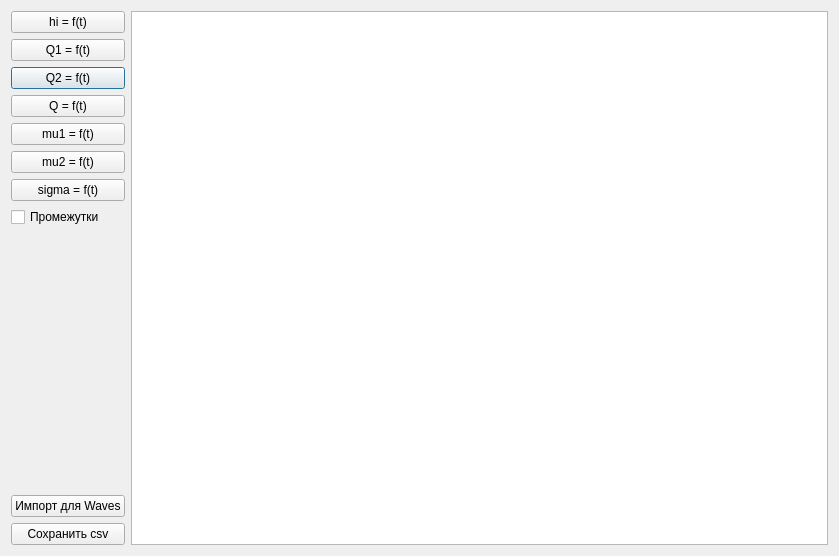
Before: the Qt Designer form grafik.ui in asfalt/Gateway, drawn with Qt 5.
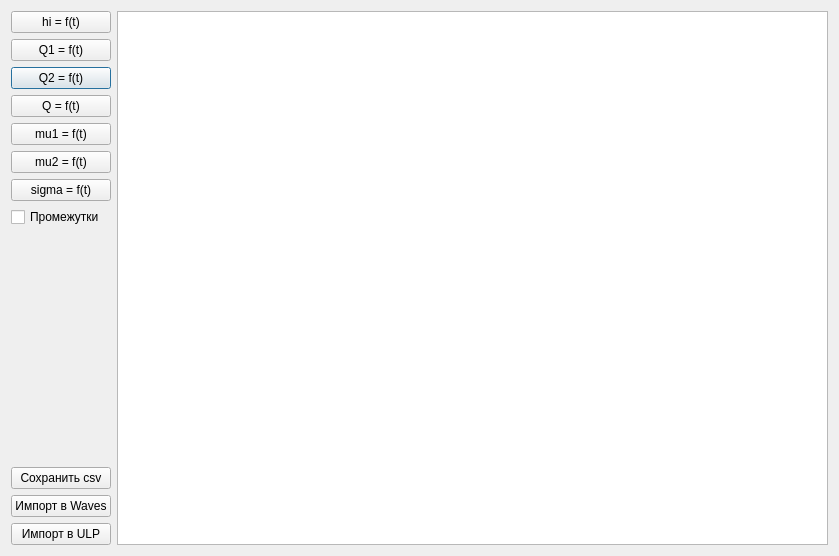
After: the same form once the commit is applied.

```diff
--- a/grafik.ui
+++ b/grafik.ui
@@ -17,7 +17,7 @@
    <string notr="true"/>
   </property>
   <layout class="QGridLayout" name="gridLayout">
-   <item row="0" column="1" rowspan="11">
+   <item row="0" column="1" rowspan="12">
     <widget class="QGraphicsView" name="graphicsView"/>
    </item>
    <item row="2" column="0">
@@ -90,6 +90,16 @@
     </widget>
    </item>
    <item row="10" column="0">
+    <widget class="QPushButton" name="pushButton_9">
+     <property name="toolTip">
+      <string>Сохранить результаты расчёта в формате для чтения программой Waves (*.wdt)</string>
+     </property>
+     <property name="text">
+      <string>Импорт в Waves</string>
+     </property>
+    </widget>
+   </item>
+   <item row="9" column="0">
     <widget class="QPushButton" name="pushButton_8">
      <property name="toolTip">
       <string>Сохранить в формате данных, разделённых точкой с запятой для обработки в Excel</string>
@@ -99,13 +109,13 @@
      </property>
     </widget>
    </item>
-   <item row="9" column="0">
-    <widget class="QPushButton" name="pushButton_9">
-     <property name="toolTip">
-      <string>Сохранить результаты расчёта в формате для чтения программой Waves (*.wdt)</string>
+   <item row="11" column="0">
+    <widget class="QPushButton" name="pushButton_10">
+     <property name="enabled">
+      <bool>true</bool>
      </property>
      <property name="text">
-      <string>Импорт для Waves</string>
+      <string>Импорт в ULP</string>
      </property>
     </widget>
    </item>
```
